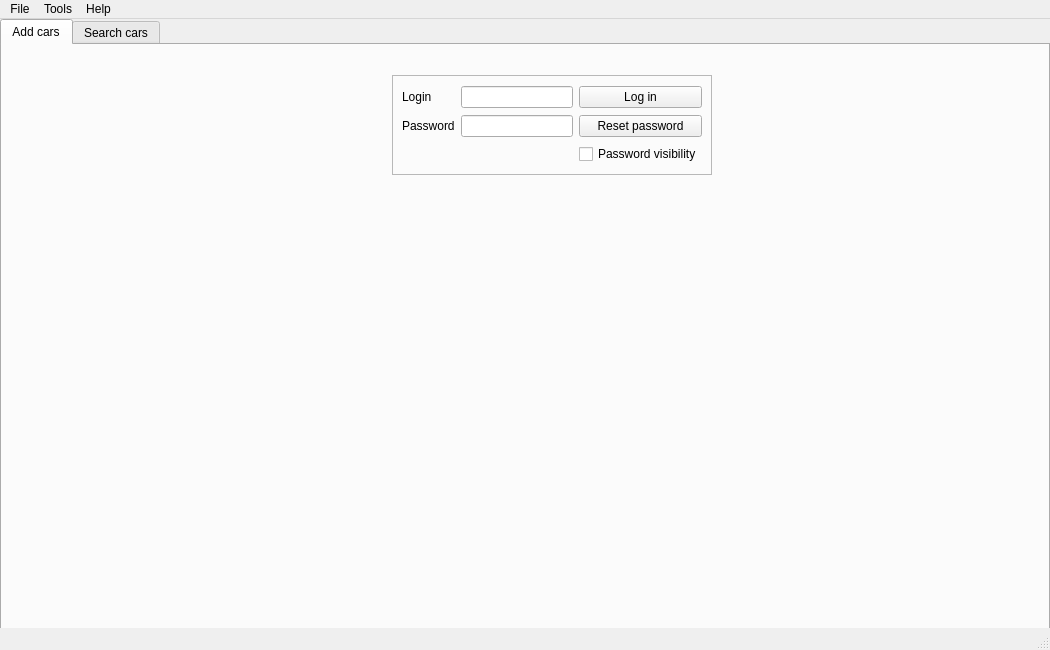
This is mainwindow.ui in hubert-ant/car-dealer-app as Qt 5 draws it before an edit. The edited form follows.
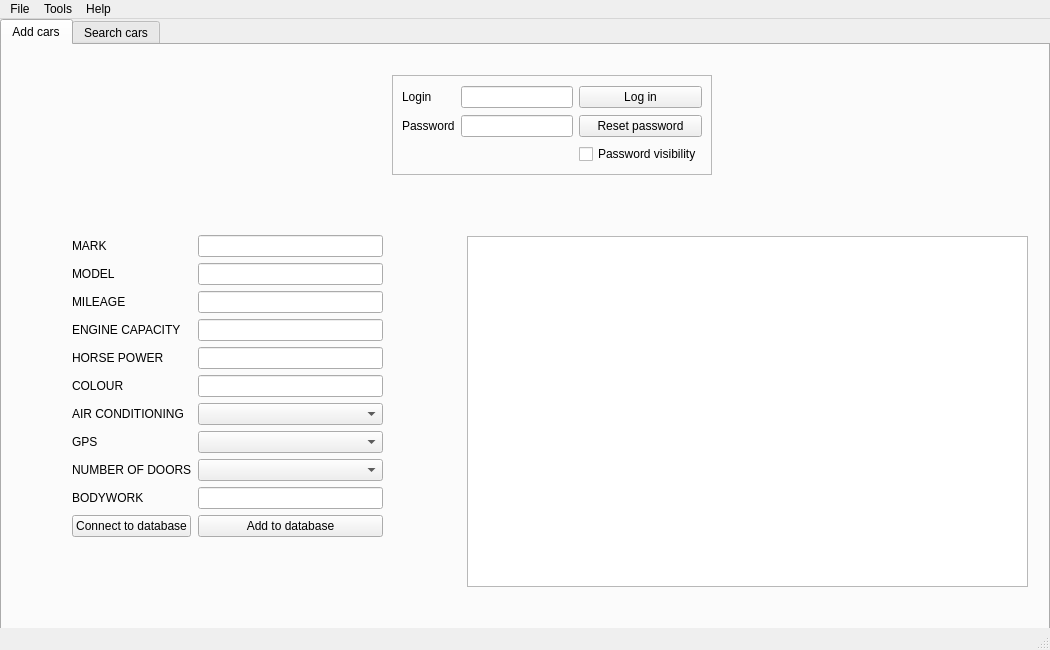
This is the edited form.

Commit message: modifications in adding new records to database

What changed in the file:
```diff
--- a/mainwindow.ui
+++ b/mainwindow.ui
@@ -108,6 +108,190 @@
        </item>
       </layout>
      </widget>
+     <widget class="QWidget" name="formLayoutWidget">
+      <property name="geometry">
+       <rect>
+        <x>70</x>
+        <y>190</y>
+        <width>311</width>
+        <height>351</height>
+       </rect>
+      </property>
+      <layout class="QFormLayout" name="formLayout">
+       <item row="0" column="0">
+        <widget class="QLabel" name="label_9">
+         <property name="text">
+          <string>MARK</string>
+         </property>
+        </widget>
+       </item>
+       <item row="0" column="1">
+        <widget class="QLineEdit" name="lineEdit_3"/>
+       </item>
+       <item row="1" column="0">
+        <widget class="QLabel" name="label_10">
+         <property name="text">
+          <string>MODEL</string>
+         </property>
+        </widget>
+       </item>
+       <item row="1" column="1">
+        <widget class="QLineEdit" name="lineEdit_4"/>
+       </item>
+       <item row="2" column="0">
+        <widget class="QLabel" name="label_11">
+         <property name="text">
+          <string>MILEAGE</string>
+         </property>
+        </widget>
+       </item>
+       <item row="2" column="1">
+        <widget class="QLineEdit" name="lineEdit_5"/>
+       </item>
+       <item row="3" column="0">
+        <widget class="QLabel" name="label_12">
+         <property name="text">
+          <string>ENGINE CAPACITY</string>
+         </property>
+        </widget>
+       </item>
+       <item row="3" column="1">
+        <widget class="QLineEdit" name="lineEdit_6"/>
+       </item>
+       <item row="4" column="0">
+        <widget class="QLabel" name="label_18">
+         <property name="text">
+          <string>HORSE POWER</string>
+         </property>
+        </widget>
+       </item>
+       <item row="4" column="1">
+        <widget class="QLineEdit" name="lineEdit_7"/>
+       </item>
+       <item row="5" column="0">
+        <widget class="QLabel" name="label_24">
+         <property name="text">
+          <string>COLOUR</string>
+         </property>
+        </widget>
+       </item>
+       <item row="5" column="1">
+        <widget class="QLineEdit" name="lineEdit_13"/>
+       </item>
+       <item row="6" column="0">
+        <widget class="QLabel" name="label_25">
+         <property name="text">
+          <string>AIR CONDITIONING</string>
+         </property>
+        </widget>
+       </item>
+       <item row="7" column="0">
+        <widget class="QLabel" name="label_26">
+         <property name="text">
+          <string>GPS</string>
+         </property>
+        </widget>
+       </item>
+       <item row="8" column="0">
+        <widget class="QLabel" name="label_27">
+         <property name="text">
+          <string>NUMBER OF DOORS</string>
+         </property>
+        </widget>
+       </item>
+       <item row="9" column="0">
+        <widget class="QLabel" name="label_28">
+         <property name="text">
+          <string>BODYWORK</string>
+         </property>
+        </widget>
+       </item>
+       <item row="10" column="1">
+        <widget class="QPushButton" name="pushButton_2">
+         <property name="text">
+          <string>Add to database</string>
+         </property>
+        </widget>
+       </item>
+       <item row="10" column="0">
+        <widget class="QPushButton" name="connect_to_databse">
+         <property name="text">
+          <string>Connect to database</string>
+         </property>
+        </widget>
+       </item>
+       <item row="6" column="1">
+        <widget class="QComboBox" name="comboBox_6">
+         <item>
+          <property name="text">
+           <string/>
+          </property>
+         </item>
+         <item>
+          <property name="text">
+           <string>YES</string>
+          </property>
+         </item>
+         <item>
+          <property name="text">
+           <string>NO</string>
+          </property>
+         </item>
+        </widget>
+       </item>
+       <item row="7" column="1">
+        <widget class="QComboBox" name="comboBox_7">
+         <item>
+          <property name="text">
+           <string/>
+          </property>
+         </item>
+         <item>
+          <property name="text">
+           <string>YES</string>
+          </property>
+         </item>
+         <item>
+          <property name="text">
+           <string>NO</string>
+          </property>
+         </item>
+        </widget>
+       </item>
+       <item row="8" column="1">
+        <widget class="QComboBox" name="comboBox_8">
+         <item>
+          <property name="text">
+           <string/>
+          </property>
+         </item>
+         <item>
+          <property name="text">
+           <string>3</string>
+          </property>
+         </item>
+         <item>
+          <property name="text">
+           <string>5</string>
+          </property>
+         </item>
+        </widget>
+       </item>
+       <item row="9" column="1">
+        <widget class="QLineEdit" name="lineEdit_14"/>
+       </item>
+      </layout>
+     </widget>
+     <widget class="QTableWidget" name="tableWidget_2">
+      <property name="geometry">
+       <rect>
+        <x>465</x>
+        <y>191</y>
+        <width>561</width>
+        <height>351</height>
+       </rect>
+      </property>
+     </widget>
     </widget>
     <widget class="QWidget" name="Searchcars">
      <attribute name="title">
```
The commit also changes 19 other files.
